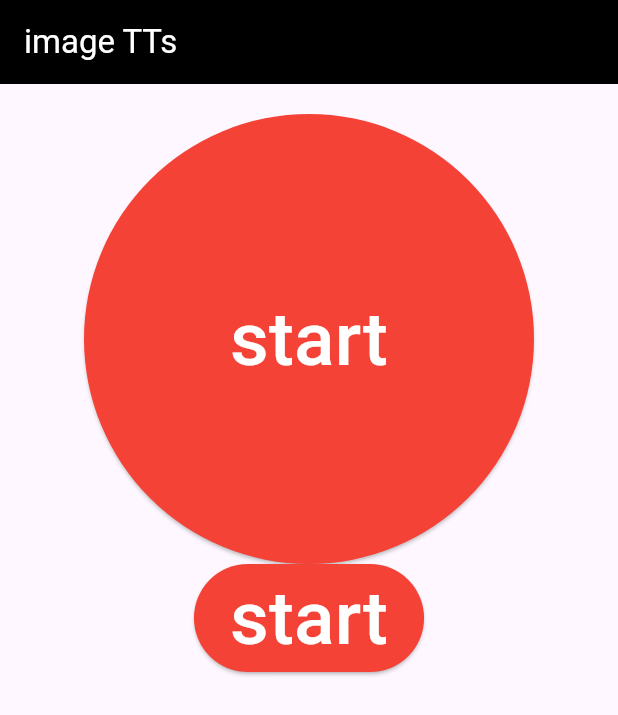
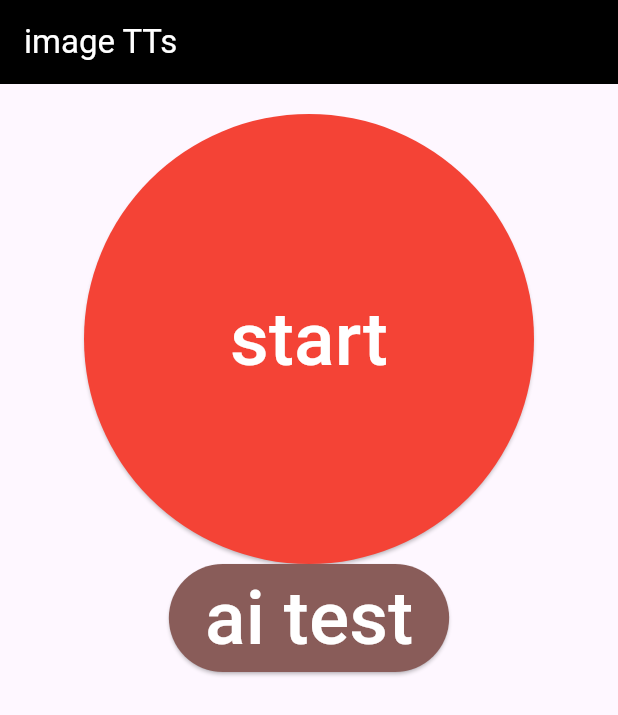
Before and after one commit to GDSC-DJU/24SolChl_DailyPerspective, a Flutter app: the screen it shows after launch, on a phone screen of 412 x 824 dp. Shown: the top 715 px of the screen. Run offline on Flutter 3.47's test engine with Material 3 defaults, Android fonts, the phone set to English and light mode, and no system bars; our stand-ins replace flutter_dotenv, flutter_gemini, flutter_tts; missing offline and left inert: dash_bubble.

Commit message:
generate() 함수언에 tts  함께 추가. ai test 버튼으로 테스트

```diff
--- a/whatisthis/lib/main.dart
+++ b/whatisthis/lib/main.dart
@@ -1,9 +1,9 @@
 import 'package:flutter/material.dart';
 import 'package:whatisthis/screen/mainscreen.dart';
+import 'package:flutter_dotenv/flutter_dotenv.dart';
+import 'package:whatisthis/generate/generate_text.dart';
 
 void main() async {
-//await dotenv.load(fileName: ".env");
-  //AI테스트용
-  //generate();
+  await dotenv.load(fileName: ".env");
   runApp(const MyApp());
 }
--- a/whatisthis/lib/screen/mainscreen.dart
+++ b/whatisthis/lib/screen/mainscreen.dart
@@ -2,6 +2,7 @@ import 'package:dash_bubble/dash_bubble.dart';
 import 'dart:developer';
 import 'package:flutter/services.dart';
 import 'package:flutter/material.dart';
+import 'package:whatisthis/generate/generate_text.dart';
 
 class MyApp extends StatelessWidget {
   const MyApp({super.key});
@@ -12,8 +13,8 @@ class MyApp extends StatelessWidget {
       title: 'imageTTs',
       theme: ThemeData(
           appBarTheme:
-              AppBarTheme(systemOverlayStyle: SystemUiOverlayStyle.dark)),
-      home: mainscreen(),
+              const AppBarTheme(systemOverlayStyle: SystemUiOverlayStyle.dark)),
+      home: const mainscreen(),
     );
   }
 }
@@ -61,12 +62,13 @@ class mainscreen extends StatelessWidget {
           // ---------------------------------------재형쨩의 테스트 버튼-------------------------------------
           ElevatedButton(
             onPressed: () {
-              //기능
+              generate();
             },
             style: FilledButton.styleFrom(
-                minimumSize: const Size(50, 50), backgroundColor: Colors.red),
+                minimumSize: const Size(50, 50),
+                backgroundColor: const Color.fromARGB(255, 137, 92, 89)),
             child: const Text(
-              'start',
+              'ai test',
               style: TextStyle(fontSize: 50, color: Colors.white),
             ),
           )
--- a/whatisthis/pubspec.yaml
+++ b/whatisthis/pubspec.yaml
@@ -41,6 +41,7 @@ dependencies:
   image_classifier: ^1.0.2
   flutter_dotenv: ^5.1.0
   dash_bubble: ^2.0.0
+  flutter_tts: ^3.8.5
 
 dev_dependencies:
   flutter_test:
@@ -65,8 +66,9 @@ flutter:
   uses-material-design: true
 
   # To add assets to your application, add an assets section, like this:
-  #assets:
-  #  - .env
+  assets:
+  - .env
+  - assets/
   #   - images/a_dot_burr.jpeg
   #   - images/a_dot_ham.jpeg
 
```
Also changed, not shown: whatisthis/lib/generate/generate_text.dart (+19 -9 lines), whatisthis/pubspec.lock, 5 other files.
